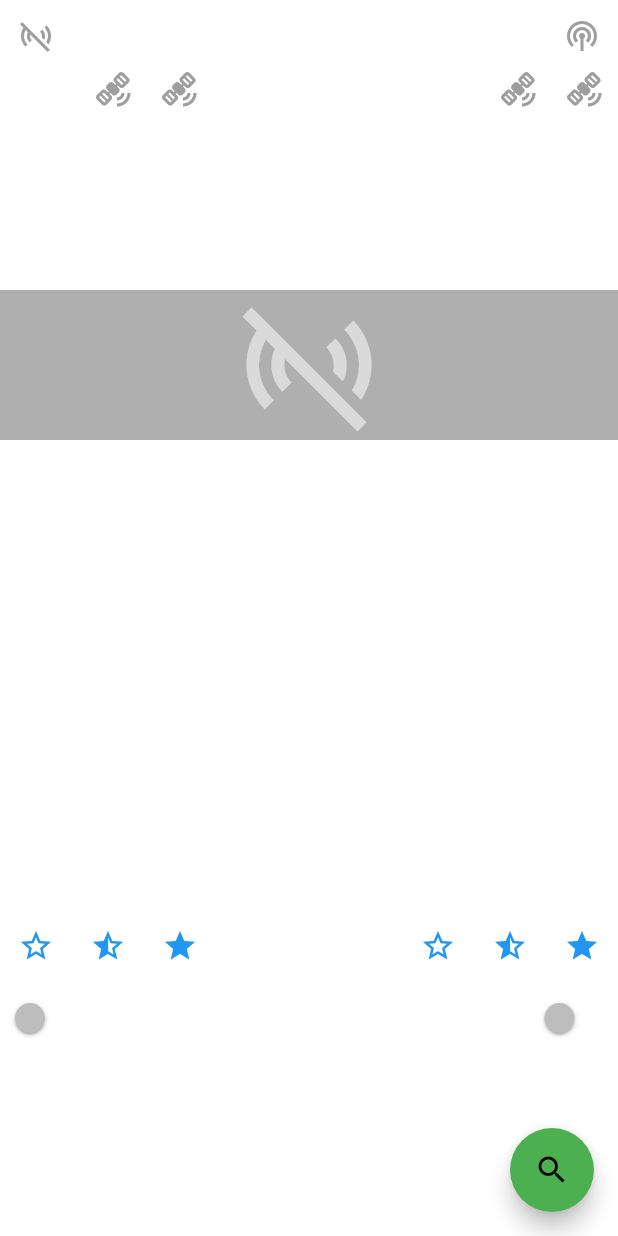
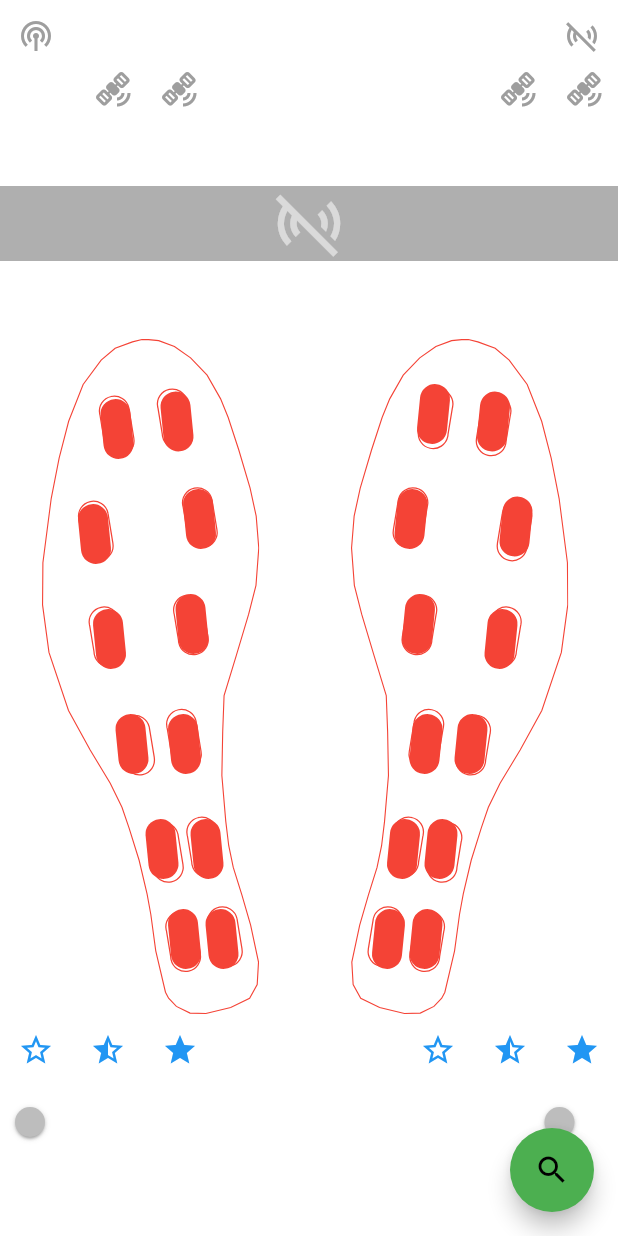
Before and after one commit to seihan/feetback_app, a Flutter app: the screen it shows after launch, on a phone screen of 412 x 824 dp. Run offline on Flutter 3.47's test engine with Material 2 defaults, Android fonts, the phone set to English and light mode, and no system bars; our stand-ins replace flutter_blue_plus, flutter_svg, permission_handler.

Commit message:
added sensor sole visualization widget

```diff
--- a/lib/models/sensor_state_model.dart
+++ b/lib/models/sensor_state_model.dart
@@ -12,11 +12,14 @@
 
   List<int> _leftValues = List.generate(12, (index) => 0);
   List<int> _rightValues = List.generate(12, (index) => 0);
-  List<int> get leftValues => _leftValues;
+  List<int> get leftValues =>
+      _leftValues.length == 12 ? _leftValues : List.generate(12, (index) => 0);
   List<double> get leftResistance => _leftValues.map((item) {
         return _getResistance(item);
       }).toList();
-  List<int> get rightValues => _rightValues;
+  List<int> get rightValues => _rightValues.length == 12
+      ? _rightValues
+      : List.generate(12, (index) => 0);
   List<double> get rightResistance => _rightValues.map((item) {
         return _getResistance(item);
       }).toList();
--- a/lib/screens/home.dart
+++ b/lib/screens/home.dart
@@ -1,5 +1,6 @@
 import 'package:feet_back_app/screens/visualization_screen.dart';
 import 'package:flutter/material.dart';
+import 'package:flutter/services.dart';
 import 'package:provider/provider.dart';
 
 import '../models/bluetooth_connection_model.dart';
@@ -10,6 +11,7 @@
 
   @override
   Widget build(BuildContext context) {
+    SystemChrome.setPreferredOrientations([DeviceOrientation.portraitUp]);
     return Consumer<BluetoothConnectionModel>(
       builder: (context, connectionModel, child) {
         return Stack(
--- a/lib/screens/visualization_screen.dart
+++ b/lib/screens/visualization_screen.dart
@@ -1,12 +1,12 @@
 import 'package:feet_back_app/widgets/activate_switch.dart';
 import 'package:feet_back_app/widgets/devices.dart';
 import 'package:feet_back_app/widgets/disconnect_button.dart';
-import 'package:feet_back_app/widgets/sensor_values.dart';
 import 'package:flutter/material.dart';
 
 import '../../models/bluetooth_connection_model.dart';
 import '../widgets/buzz_button.dart';
 import '../widgets/notify_button.dart';
+import '../widgets/sensor_sole.dart';
 
 class VisualizationScreen extends StatelessWidget {
   final BluetoothConnectionModel model;
@@ -17,14 +17,16 @@
     return Scaffold(
       backgroundColor: Colors.transparent,
       body: SafeArea(
+        child: Center(
           child: Column(
             mainAxisAlignment: MainAxisAlignment.spaceBetween,
+            crossAxisAlignment: CrossAxisAlignment.center,
             children: [
               const Row(
                 mainAxisAlignment: MainAxisAlignment.spaceBetween,
                 children: [
+                  NotifyButton(),
                   DisconnectButton(),
-                NotifyButton(),
                 ],
               ),
               const DeviceWidget(),
@@ -35,13 +37,23 @@
                   child: const Center(
                     child: Icon(
                       Icons.sensors_off,
-                    size: 100.0,
+                      size: 50.0,
                       color: Colors.white54,
                     ),
                   ),
                 ),
               const Spacer(),
-            const SensorValuesWidget(),
+              const Row(
+                mainAxisAlignment: MainAxisAlignment.spaceAround,
+                children: [
+                  SensorSole(
+                    device: 0,
+                  ),
+                  SensorSole(
+                    device: 1,
+                  ),
+                ],
+              ),
               const Row(
                 mainAxisAlignment: MainAxisAlignment.spaceBetween,
                 children: [
@@ -65,6 +77,7 @@
             ],
           ),
         ),
+      ),
       floatingActionButton: !model.connected
           ? FloatingActionButton(
               onPressed: model.isScanning ? null : model.startScan,
--- a/lib/widgets/connection_log_viewer.dart
+++ b/lib/widgets/connection_log_viewer.dart
@@ -12,7 +12,7 @@
   Widget build(BuildContext context) {
     return Container(
       padding: const EdgeInsets.only(top: 80),
-      height: 200,
+      height: 160,
       child: TextStreamWidget(textStream: stream),
     );
   }
--- /dev/null
+++ b/lib/widgets/sensor_point.dart
@@ -0,0 +1,35 @@
+import 'package:flutter/material.dart';
+
+class SensorPoint extends StatelessWidget {
+  final int value;
+
+  const SensorPoint({super.key, required this.value});
+
+  Color getColorForValue(int value) {
+    if (value <= 0) {
+      return Colors.red;
+    } else if (value >= 4096) {
+      return Colors.white;
+    } else {
+      final double factor = value / 4096;
+      final int red = (255 - (255 * factor)).toInt();
+      final int green = (255 * factor).toInt();
+      return Color.fromARGB(255, red, green, 0);
+    }
+  }
+
+  @override
+  Widget build(BuildContext context) {
+    Color containerColor = getColorForValue(value);
+
+    return Container(
+      width: 20.0,
+      height: 40.0,
+      decoration: BoxDecoration(
+        color: containerColor,
+        borderRadius:
+            BorderRadius.circular(15.0), // Adjust the radius as needed
+      ),
+    );
+  }
+}
--- /dev/null
+++ b/lib/widgets/sensor_sole.dart
@@ -0,0 +1,147 @@
+import 'package:feet_back_app/widgets/sensor_point.dart';
+import 'package:flutter/material.dart';
+import 'package:flutter_svg/flutter_svg.dart';
+import 'package:provider/provider.dart';
+
+import '../models/sensor_state_model.dart';
+
+class SensorSole extends StatelessWidget {
+  final int device;
+  final String assetName = 'assets/sole.svg';
+  const SensorSole({required this.device, super.key});
+
+  @override
+  Widget build(BuildContext context) {
+    final List<int> indexList = List.generate(12, (index) => 0);
+    final Widget svg = SvgPicture.asset(
+      assetName,
+      semanticsLabel: 'Sensor sole',
+      colorFilter: const ColorFilter.mode(Colors.red, BlendMode.srcIn),
+      height: 450,
+    );
+    return Consumer<SensorStateModel>(
+      builder: (context, sensorState, child) {
+        List<int> sensorValues = [];
+        switch (device) {
+          case 0:
+            sensorValues = sensorState.leftValues;
+            break;
+          case 1:
+            sensorValues = sensorState.rightValues;
+            break;
+        }
+
+        return Stack(
+          children: [
+            if (device == 0) svg,
+            if (device == 1)
+              Transform.flip(
+                flipX: true,
+                child: svg,
+              ),
+            SizedBox(
+              height: 450,
+              width: 150,
+              child: Stack(
+                children: List.generate(
+                  indexList.length,
+                  (index) {
+                    List<double> position = _getPosition(index);
+                    // Adjust the left position as needed
+                    return Positioned(
+                      left: position[0],
+                      top: position[1],
+                      child: Transform.rotate(
+                        angle: device == 0 ? -0.1 : 0.1,
+                        child: SensorPoint(value: sensorValues[index]),
+                      ),
+                    );
+                  },
+                ),
+              ),
+            ),
+          ],
+        );
+      },
+    );
+  }
+
+  List<double> _getPosition(int index) {
+    double y = 0;
+    double x = 0;
+    switch (index) {
+      case 0:
+        {
+          x = device == 0 ? 40 : 45;
+          y = device == 0 ? 40 : 30;
+        }
+        break;
+      case 1:
+        {
+          x = device == 0 ? 80 : 85;
+          y = device == 0 ? 35 : 35;
+        }
+        break;
+      case 2:
+        {
+          x = device == 0 ? 25 : 30;
+          y = device == 0 ? 110 : 100;
+        }
+        break;
+      case 3:
+        {
+          x = device == 0 ? 95 : 100;
+          y = device == 0 ? 100 : 105;
+        }
+        break;
+      case 4:
+        {
+          x = 35;
+          y = device == 0 ? 180 : 170;
+        }
+        break;
+      case 5:
+        {
+          x = 90;
+          y = device == 0 ? 170 : 180;
+        }
+        break;
+      case 6:
+        {
+          x = device == 0 ? 50 : 40;
+          y = 250;
+        }
+        break;
+      case 7:
+        {
+          x = device == 0 ? 85 : 70;
+          y = 250;
+        }
+        break;
+      case 8:
+        {
+          x = device == 0 ? 70 : 25;
+          y = 320;
+        }
+        break;
+      case 9:
+        {
+          x = device == 0 ? 100 : 50;
+          y = 320;
+        }
+        break;
+      case 10:
+        {
+          x = device == 0 ? 85 : 15;
+          y = 380;
+        }
+        break;
+      case 11:
+        {
+          x = device == 0 ? 110 : 40;
+          y = 380;
+        }
+    }
+    return [x, y];
+  }
+}
--- a/pubspec.yaml
+++ b/pubspec.yaml
@@ -35,13 +35,13 @@
   # The following adds the Cupertino Icons font to your application.
   # Use with the CupertinoIcons class for iOS style icons.
   cupertino_icons: ^1.0.6
-  flutter_blue_plus: ^1.17.3
+  flutter_blue_plus: ^1.18.3
   provider: ^6.0.5
   permission_handler: ^11.0.1
   hex: ^0.2.0
   convert: ^3.1.1
   collection: ^1.17.2
-
+  flutter_svg: ^2.0.7
 dev_dependencies:
   flutter_test:
     sdk: flutter
@@ -58,6 +58,8 @@
 
 # The following section is specific to Flutter packages.
 flutter:
+  assets:
+    - assets/sole.svg
 
   # The following line ensures that the Material Icons font is
   # included with your application, so that you can use the icons in
```
Also changed, not shown: assets/sole.svg (added), pubspec.lock. Lines whose indentation alone changed are shown as unchanged.
